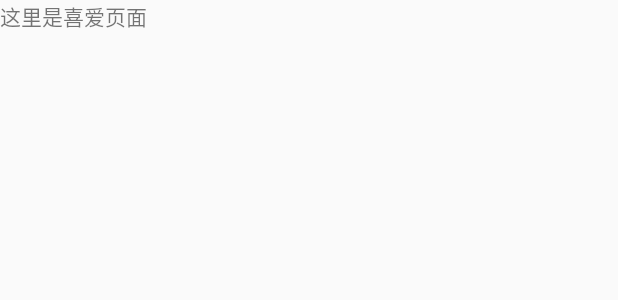
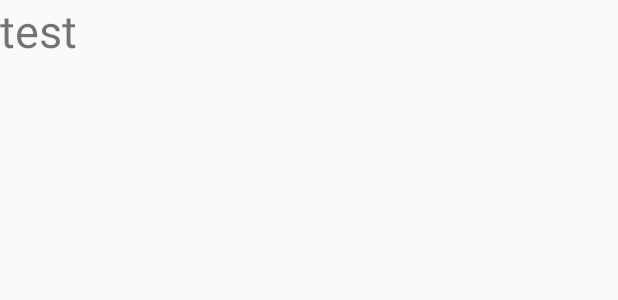
Before and after one commit to FoxyWinner/TodaysHeadlineTraining, an Android app: the layout fragment_favorite.xml on its own in the app's theme, with its tools: preview values and no code run, on a phone screen of 412 x 824 dp. Shown: the top 300 px of the screen. Run offline under Robolectric (Android 15) with nearby library versions, the phone set to English and light mode, and no system bars.

```diff
--- a/app/src/main/java/com/cool/todayheadline/adapters/ImageAdapter.java
+++ b/app/src/main/java/com/cool/todayheadline/adapters/ImageAdapter.java
@@ -20,7 +20,9 @@ public class ImageAdapter extends BaseAdapter {
 
     public ImageAdapter(Context context){
 
+
         this.context = context;
+
     }
     private Integer[] mPics  = {R.drawable.shehui_pic,R.drawable.guonei_pic,R.drawable.guoji_pic,
             R.drawable.yule_pic, R.drawable.tiyu_pic, R.drawable.junshi_pic, R.drawable.keji_pic ,
--- a/app/src/main/res/layout/activity_welcome.xml
+++ b/app/src/main/res/layout/activity_welcome.xml
@@ -1,7 +1,7 @@
 <?xml version="1.0" encoding="utf-8"?>
 <RelativeLayout xmlns:android="http://schemas.android.com/apk/res/android"
     android:orientation="vertical"
-    android:background="@drawable/welcome"
+    android:background="@drawable/welcome1"
     android:layout_width="match_parent"
     android:layout_height="match_parent">
 
--- a/app/src/main/res/layout/fragment_favorite.xml
+++ b/app/src/main/res/layout/fragment_favorite.xml
@@ -3,12 +3,16 @@
              xmlns:tools="http://schemas.android.com/tools"
              android:layout_width="match_parent"
              android:layout_height="match_parent"
+
              tools:context=".fragments.FavoriteFragment">
 
-    <!-- TODO: Update blank fragment layout -->
+
     <TextView
-        android:layout_width="match_parent"
-        android:layout_height="match_parent"
-        android:text="这里是喜爱页面"/>
+        android:textSize="30sp"
+        android:text="test"
+        android:id="@+id/favorite_id"
+        android:layout_width="wrap_content"
+        android:layout_height="wrap_content"
+        />
 
 </FrameLayout>
```
Also changed, not shown: app/src/main/java/com/cool/todayheadline/activities/MainActivity.java (+9 -2 lines), app/src/main/java/com/cool/todayheadline/activities/PererencesActivity.java (+15 -9 lines), app/src/main/java/com/cool/todayheadline/fragments/FavoriteFragment.java (+28 -7 lines).
